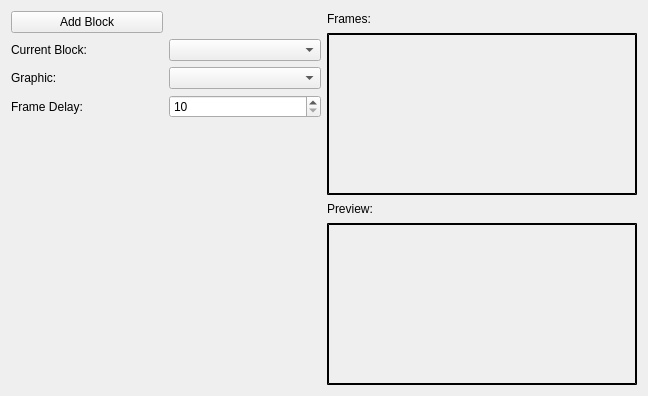
Qt form editor/mainwindow_tab/anim_tiles_edit.ui (protoman/rockbot) before a commit.
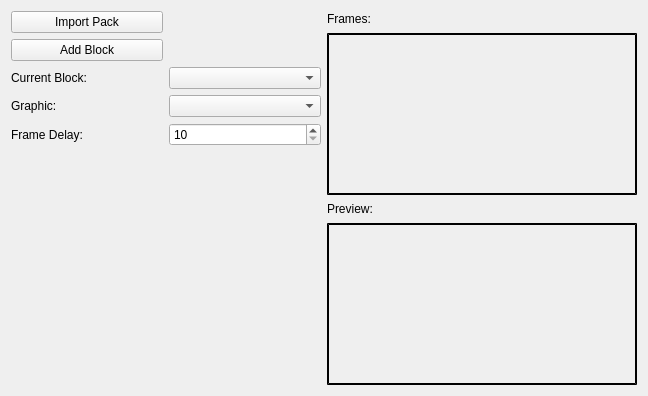
The same form after that commit. Custom widgets are drawn as their Qt base class.

Commit message: - improvements in snow gfx and snow stage graphics - start importer of animation tiles on a single image

The edit to the form file:
```diff
--- a/editor/mainwindow_tab/anim_tiles_edit.ui
+++ b/editor/mainwindow_tab/anim_tiles_edit.ui
@@ -21,35 +21,35 @@
      </property>
      <item>
       <layout class="QGridLayout" name="gridLayout">
-       <item row="2" column="0">
+       <item row="3" column="0">
         <widget class="QLabel" name="label_3">
          <property name="text">
           <string>Current Block:</string>
          </property>
         </widget>
        </item>
-       <item row="3" column="0">
+       <item row="4" column="0">
         <widget class="QLabel" name="label">
          <property name="text">
           <string>Graphic:</string>
          </property>
         </widget>
        </item>
-       <item row="1" column="0">
+       <item row="2" column="0">
         <widget class="QPushButton" name="addBlock_button">
          <property name="text">
           <string>Add Block</string>
          </property>
         </widget>
        </item>
-       <item row="4" column="0">
+       <item row="5" column="0">
         <widget class="QLabel" name="label_2">
          <property name="text">
           <string>Frame Delay:</string>
          </property>
         </widget>
        </item>
-       <item row="5" column="1">
+       <item row="6" column="1">
         <spacer name="verticalSpacer">
          <property name="orientation">
           <enum>Qt::Vertical</enum>
@@ -62,13 +62,13 @@
          </property>
         </spacer>
        </item>
-       <item row="2" column="1">
-        <widget class="QComboBox" name="currentBlock_combo"/>
-       </item>
        <item row="3" column="1">
-        <widget class="QComboBox" name="graphic_combo"/>
+        <widget class="QComboBox" name="currentBlock_combo"/>
        </item>
        <item row="4" column="1">
+        <widget class="QComboBox" name="graphic_combo"/>
+       </item>
+       <item row="5" column="1">
         <widget class="QSpinBox" name="frameDelay_spinBox">
          <property name="minimum">
           <number>10</number>
@@ -81,6 +81,13 @@
          </property>
         </widget>
        </item>
+       <item row="1" column="0">
+        <widget class="QPushButton" name="pushButton">
+         <property name="text">
+          <string>Import Pack</string>
+         </property>
+        </widget>
+       </item>
       </layout>
      </item>
      <item>
```
The commit also changes 9 other files.
